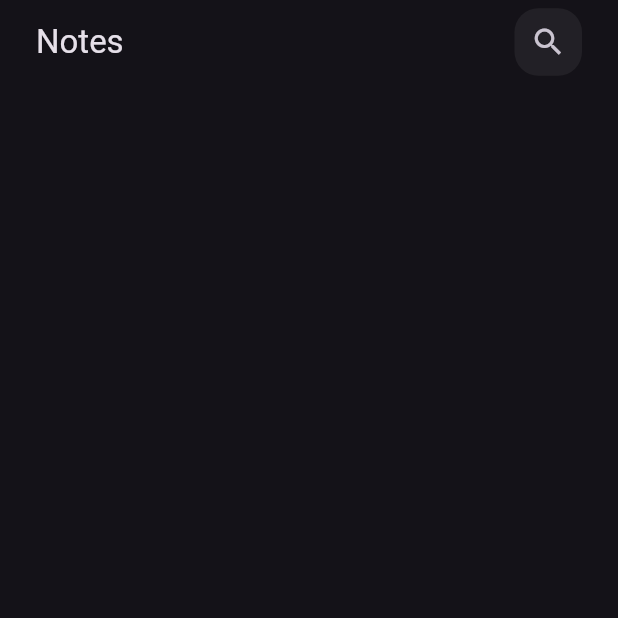
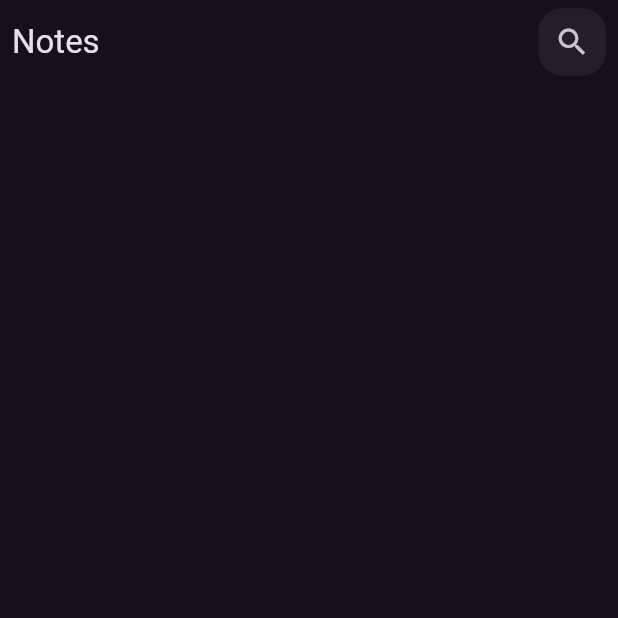
Before and after one commit to Shrouk-Ashraf/notes_app, a Flutter app: the screen it shows after launch, on a phone screen of 412 x 824 dp, the top half of it. Run offline on Flutter 3.47's test engine with Material 3 defaults, Android fonts, the phone set to English and light mode, and no system bars.

Commit message:
remove padding in custom app bar

```diff
--- a/lib/widgets/custom_app_bar.dart
+++ b/lib/widgets/custom_app_bar.dart
@@ -9,6 +9,7 @@ class CustomAppBar extends StatelessWidget {
   Widget build(BuildContext context) {
     return AppBar(
       title: const Text("Notes",),
+      titleSpacing: 0,
       actions:const [
          CustomSearchIcon()
       ],
--- a/lib/widgets/custom_search_icon.dart
+++ b/lib/widgets/custom_search_icon.dart
@@ -7,7 +7,6 @@ class CustomSearchIcon extends StatelessWidget {
   @override
   Widget build(BuildContext context) {
     return Container(
-      margin: const EdgeInsets.only(right: 16),
       height: 45,
       width: 45,
       decoration: BoxDecoration(
```
